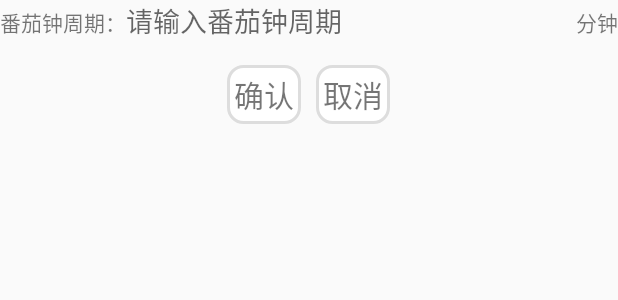
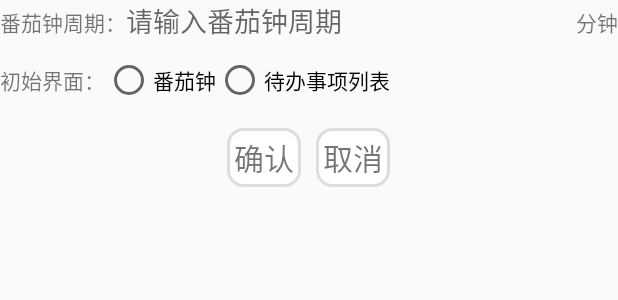
Before and after one commit to stdupanda/MyTodo, an Android app: the layout view_config.xml on its own in the app's theme, with its tools: preview values and no code run, on a phone screen of 412 x 824 dp. Shown: the top 300 px of the screen. Run offline under Robolectric (Android 15) with nearby library versions, the phone set to English and light mode, and no system bars.

Commit message:
v1.2 2016-11-22 21:23:32

```diff
--- a/app/build.gradle
+++ b/app/build.gradle
@@ -8,8 +8,8 @@ android {
         applicationId "cn.xz.mytodo"
         minSdkVersion 14
         targetSdkVersion 23
-        versionCode 2
-        versionName '1.1'
+        versionCode 3
+        versionName '1.2'
         testInstrumentationRunner "android.support.test.runner.AndroidJUnitRunner"
     }
     buildTypes {
--- a/app/src/main/AndroidManifest.xml
+++ b/app/src/main/AndroidManifest.xml
@@ -8,7 +8,7 @@
     <application
         android:name="com.orm.SugarApp"
         android:allowBackup="true"
-        android:icon="@mipmap/todo_list"
+        android:icon="@mipmap/ico"
         android:label="@string/app_name"
         android:supportsRtl="true"
         android:theme="@style/AppTheme">
--- a/app/src/main/java/cn/xz/mytodo/TodoActivity.java
+++ b/app/src/main/java/cn/xz/mytodo/TodoActivity.java
@@ -6,6 +6,7 @@ import android.content.Intent;
 import android.os.Bundle;
 import android.support.v4.content.ContextCompat;
 import android.text.TextUtils;
+import android.widget.CheckBox;
 import android.widget.DatePicker;
 import android.widget.EditText;
 import android.widget.LinearLayout;
@@ -55,6 +56,7 @@ public class TodoActivity extends Activity {
         ButterKnife.bind(this);
 
         etTodoExpireDate.setFocusable(false);
+        etTodoContent.setNextFocusForwardId(R.id.et_todo_expire_date);
 
         intent = getIntent();
         operation = intent.getIntExtra(TodoFragment.INTENT_EXTRA_NAME_OPERATION, 0);
--- a/app/src/main/java/cn/xz/mytodo/common/IConst.java
+++ b/app/src/main/java/cn/xz/mytodo/common/IConst.java
@@ -1,7 +1,7 @@
 package cn.xz.mytodo.common;
 
 public interface IConst {
-    String LOG_TAG = new String("xz");
+    String LOG_TAG = "xz";
     /**
      * 配置文件名字
      */
@@ -18,4 +18,8 @@ public interface IConst {
      * sp_default_value，番茄钟周期，单位：分钟
      */
     Integer SP_DEFAULT_VALUE_CLOCK_PERIOD = 25;
+
+    String SP_KEY_DEFAULT_VIEW = "default_view";
+    int SP_VALUE_DEFAULT_VIEW_CLOCK = 1;
+    int SP_VALUE_DEFAULT_VIEW_TODO = 2;
 }
--- a/app/src/main/java/cn/xz/mytodo/fragment/TodoFragment.java
+++ b/app/src/main/java/cn/xz/mytodo/fragment/TodoFragment.java
@@ -388,7 +388,10 @@ public class TodoFragment extends Fragment
                 //MLog.log("after>>>" + dateStr);
             }
 
-            viewHolderTodo.tvDesc.setText(todo.getDesc() + dateStr);//编号
+            String desc = todo.getDesc().replace("\n", "");
+            //MLog.log(desc);
+            desc = desc.length() < 6 ? desc : desc.substring(0, 6);
+            viewHolderTodo.tvDesc.setText(desc + "..." + dateStr);//编号
             viewHolderTodo.cbIfDone.setChecked(todo.getIfDone());
             viewHolderTodo.cbIfStar.setChecked(todo.getIfStar());
 
--- a/app/src/main/res/layout/activity_todo.xml
+++ b/app/src/main/res/layout/activity_todo.xml
@@ -76,6 +76,8 @@
             android:layout_height="wrap_content"
             android:layout_marginTop="10dp"
             android:background="@drawable/bg_et"
+            android:inputType="text"
+            android:imeOptions="actionNext"
             android:hint="@string/add_todo_title"
             android:paddingBottom="5dp"
             android:paddingTop="5dp"
@@ -95,6 +97,8 @@
             android:layout_height="150dp"
             android:layout_marginTop="10dp"
             android:background="@drawable/bg_et"
+            android:imeOptions="actionNext"
+            android:nextFocusForward="@+id/et_todo_expire_date"
             android:gravity="top"
             android:hint="@string/todo_content"
             android:inputType="textMultiLine"
@@ -117,6 +121,7 @@
             android:layout_height="wrap_content"
             android:layout_marginTop="10dp"
             android:background="@drawable/bg_et"
+            android:imeOptions="actionDone"
             android:hint="@string/add_todo_expire_datee"
             android:paddingBottom="5dp"
             android:paddingTop="5dp"
--- a/app/src/main/res/layout/view_config.xml
+++ b/app/src/main/res/layout/view_config.xml
@@ -9,51 +9,82 @@
         android:layout_height="wrap_content">
 
         <TextView
-            android:layout_weight="0"
             android:layout_width="wrap_content"
             android:layout_height="wrap_content"
+            android:layout_weight="0"
             android:text="@string/clock_period" />
 
         <EditText
-            android:background="@null"
-            android:layout_weight="1"
             android:id="@+id/et_config_clock_period"
             android:layout_width="wrap_content"
             android:layout_height="wrap_content"
+            android:layout_weight="1"
+            android:background="@null"
             android:hint="@string/enter_clock_period"
             android:inputType="number" />
 
         <TextView
-            android:layout_weight="0"
             android:layout_width="wrap_content"
             android:layout_height="wrap_content"
+            android:layout_weight="0"
             android:text="@string/min" />
     </LinearLayout>
 
     <LinearLayout
-        android:layout_marginTop="@dimen/activity_vertical_margin"
-        android:layout_marginBottom="@dimen/activity_vertical_margin"
+        android:gravity="center"
         android:layout_width="match_parent"
         android:layout_height="wrap_content"
+        android:layout_marginTop="10dp">
+
+        <TextView
+            android:layout_width="wrap_content"
+            android:layout_height="wrap_content"
+            android:layout_weight="0"
+            android:text="@string/start_view" />
+
+        <RadioGroup
+            android:orientation="horizontal"
+            android:layout_width="match_parent"
+            android:layout_height="wrap_content">
+
+            <RadioButton
+                android:id="@+id/rb_clock"
+                android:layout_width="wrap_content"
+                android:layout_height="wrap_content"
+                android:text="@string/clock" />
+
+            <RadioButton
+                android:id="@+id/rb_todo"
+                android:layout_width="wrap_content"
+                android:layout_height="wrap_content"
+                android:text="@string/todo" />
+        </RadioGroup>
+    </LinearLayout>
+
+    <LinearLayout
+        android:layout_width="match_parent"
+        android:layout_height="wrap_content"
+        android:layout_marginBottom="@dimen/activity_vertical_margin"
+        android:layout_marginTop="@dimen/activity_vertical_margin"
         android:gravity="center">
 
         <TextView
-            android:clickable="true"
             android:id="@+id/btn_yes"
             android:layout_width="wrap_content"
             android:layout_height="wrap_content"
             android:background="@drawable/selector_tv_button"
-            android:textSize="20sp"
-            android:text="@string/confirm" />
+            android:clickable="true"
+            android:text="@string/confirm"
+            android:textSize="20sp" />
 
         <TextView
-            android:clickable="true"
             android:id="@+id/btn_no"
             android:layout_width="wrap_content"
             android:layout_height="wrap_content"
             android:layout_marginLeft="10dp"
-            android:textSize="20sp"
             android:background="@drawable/selector_tv_button"
-            android:text="@string/cancel" />
+            android:clickable="true"
+            android:text="@string/cancel"
+            android:textSize="20sp" />
     </LinearLayout>
 </LinearLayout>
--- a/app/src/main/res/layout/view_dialog.xml
+++ b/app/src/main/res/layout/view_dialog.xml
@@ -12,6 +12,7 @@
         android:paddingBottom="10dp"
         android:gravity="center"
         android:text="@string/todo_edit"
+        android:textColor="@color/flat_midnight_blue"
         android:textSize="20sp"
         android:layout_width="match_parent"
         android:layout_height="wrap_content" />
@@ -27,6 +28,7 @@
         android:paddingBottom="10dp"
         android:gravity="center"
         android:text="@string/todo_delete"
+        android:textColor="@color/flat_midnight_blue"
         android:textSize="20sp"
         android:layout_width="match_parent"
         android:layout_height="wrap_content" />
--- a/app/src/main/res/values/strings.xml
+++ b/app/src/main/res/values/strings.xml
@@ -47,4 +47,5 @@
     <string name="add_ok">添加成功！</string>
     <string name="edit_ok">编辑成功！</string>
     <string name="export_data">导出数据</string>
+    <string name="start_view">初始界面：</string>
 </resources>
```
Also changed, not shown: app/src/main/java/cn/xz/mytodo/MainActivity.java (+23 -2 lines), app/src/main/java/cn/xz/mytodo/fragment/MoreFragment.java (+23 -1 lines), app/src/main/java/version.txt (+11 -1 lines), app/src/main/res/mipmap-hdpi/clock.png (added), app/src/main/res/mipmap-hdpi/ico.png (added), app/src/main/res/mipmap-hdpi/origin.png (added), app/src/main/res/mipmap-hdpi/pencil.png (added).
